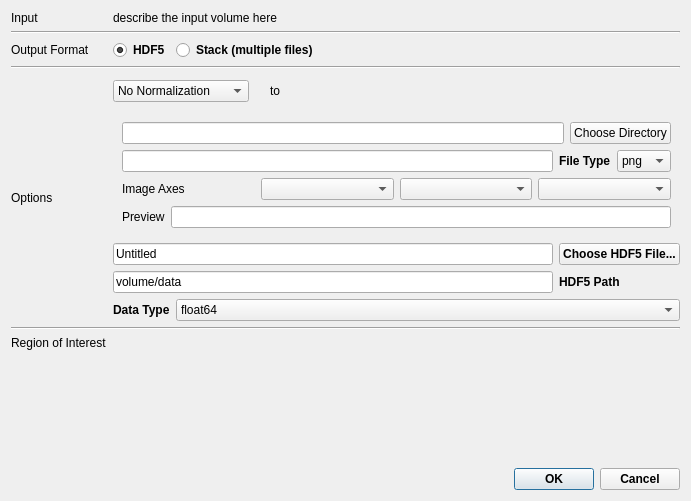
Above: volumina/widgets/ui/exporterDlg.ui from ilastik/volumina before the change. Below: the same form after it.
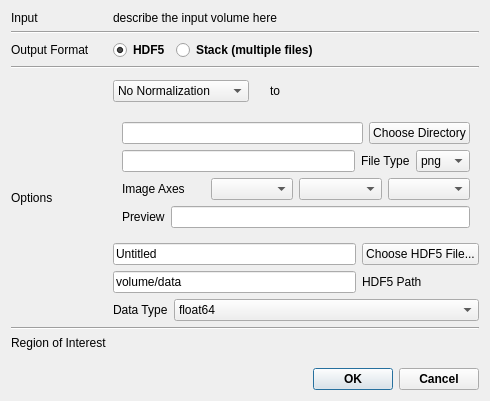
That is the form after the change. Custom widgets are drawn as their Qt base class.

Commit message: work on layer export gui: interpret maximum value as inclusive maximum value

Patch:
```diff
--- a/volumina/widgets/ui/exporterDlg.ui
+++ b/volumina/widgets/ui/exporterDlg.ui
@@ -6,10 +6,16 @@
    <rect>
     <x>0</x>
     <y>0</y>
-    <width>691</width>
-    <height>501</height>
+    <width>490</width>
+    <height>401</height>
    </rect>
   </property>
+  <property name="sizePolicy">
+   <sizepolicy hsizetype="Minimum" vsizetype="Minimum">
+    <horstretch>0</horstretch>
+    <verstretch>0</verstretch>
+   </sizepolicy>
+  </property>
   <property name="windowTitle">
    <string>Dialog</string>
   </property>
@@ -42,7 +48,7 @@
            <widget class="QLabel" name="label_15">
             <property name="font">
              <font>
-              <weight>75</weight>
+              <weight>50</weight>
               <bold>false</bold>
              </font>
             </property>
@@ -203,7 +209,7 @@
            <widget class="QPushButton" name="pushButtonPath">
             <property name="font">
              <font>
-              <weight>75</weight>
+              <weight>50</weight>
               <italic>false</italic>
               <bold>false</bold>
              </font>
@@ -236,7 +242,7 @@
             </property>
             <property name="font">
              <font>
-              <weight>75</weight>
+              <weight>50</weight>
               <bold>false</bold>
              </font>
             </property>
@@ -258,7 +264,7 @@
              <widget class="QLabel" name="label_18">
               <property name="font">
                <font>
-                <weight>75</weight>
+                <weight>50</weight>
                 <bold>false</bold>
                </font>
               </property>
```
Left out of the diff: 3 changed lines with no effect on the pictures. The commit also changes 2 other files.
